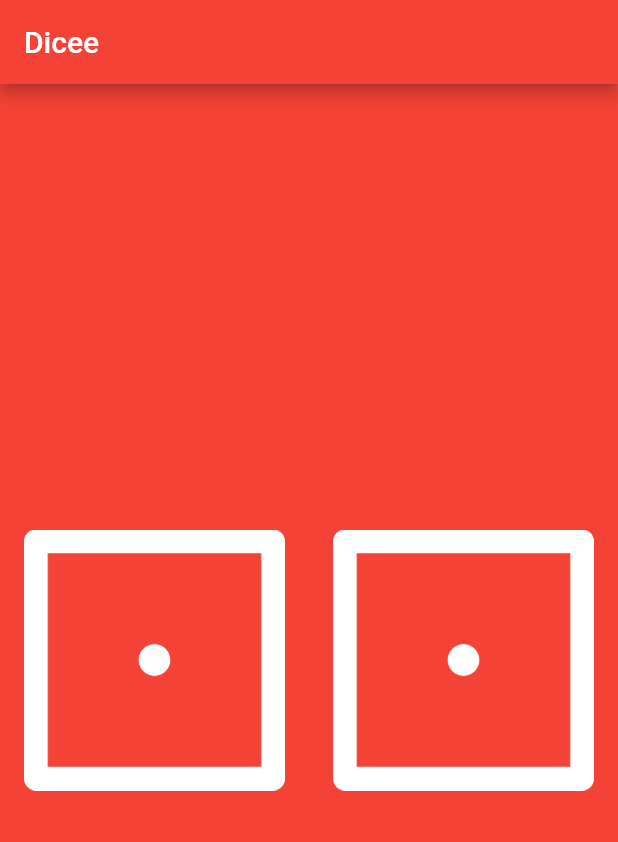
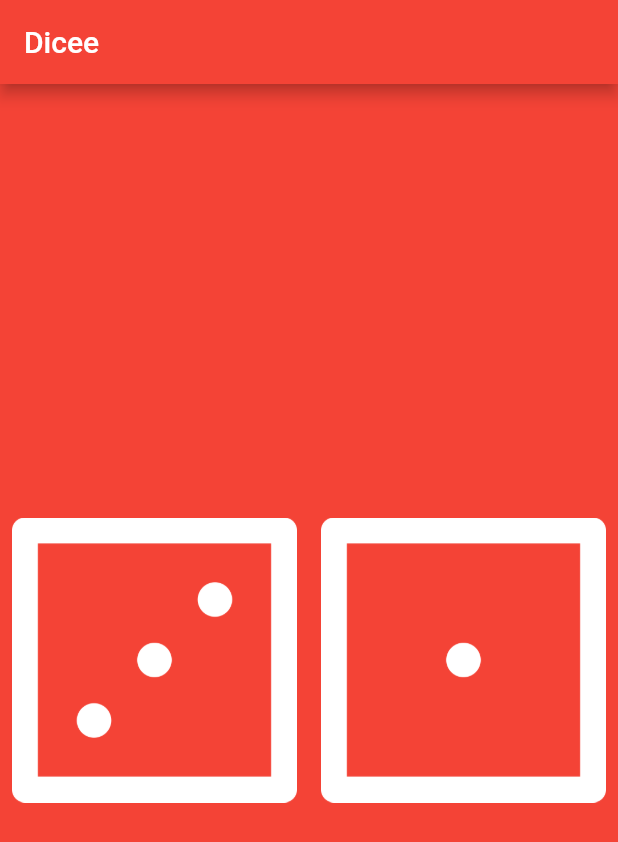
Before and after one commit to HamzaSalam/Dice-Flutter-App-Practice, a Flutter app: the screen it shows after launch, on a phone screen of 412 x 824 dp. Shown: the top 842 px of the screen. Run offline on Flutter 3.47's test engine with Material 2 defaults, Android fonts, the phone set to English and light mode, and no system bars.

Commit message:
initial commit

```diff
--- a/lib/main.dart
+++ b/lib/main.dart
@@ -1,3 +1,5 @@
+import 'dart:math';
+
 import 'package:flutter/material.dart';
 
 void main() {
@@ -15,8 +17,23 @@ void main() {
   );
 }
 
-class DiceeApp extends StatelessWidget {
-  const DiceeApp({super.key});
+class DiceeApp extends StatefulWidget {
+
+  @override
+  State<DiceeApp> createState() => _DiceeAppState();
+}
+
+class _DiceeAppState extends State<DiceeApp> {
+  var leftDiceNumber = 3;
+  var rightDiceNumber = 1;
+
+  void changeDiceFace(){
+    setState(() {
+      leftDiceNumber = Random().nextInt(6) + 1;
+      rightDiceNumber = Random().nextInt(6) + 1;
+    });
+
+  }
 
   @override
   Widget build(BuildContext context) {
@@ -24,15 +41,19 @@ class DiceeApp extends StatelessWidget {
       child: Row(
         children: <Widget>[
           Expanded(
-            child: Padding(
-              padding: const EdgeInsets.all(16.0),
-              child: Image.asset('images/dice1.png',),
+            child: TextButton(
+                onPressed: () {
+                    changeDiceFace();
+                },
+                child: Image.asset('images/dice$leftDiceNumber.png'),
             ),
           ),
           Expanded(
-            child: Padding(
-              padding: const EdgeInsets.all(16.0),
-              child: Image.asset('images/dice1.png'),
+            child: TextButton(
+                onPressed: () {
+                    changeDiceFace();
+                },
+                child: Image.asset('images/dice$rightDiceNumber.png'),
             ),
           ),
         ],
```
